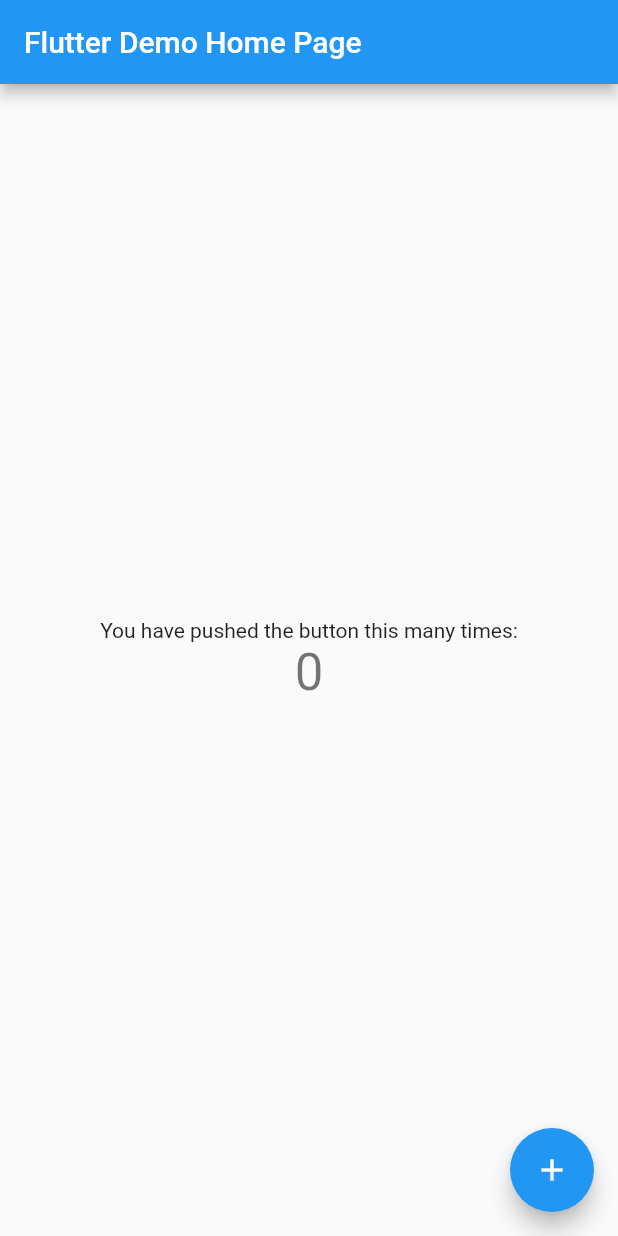
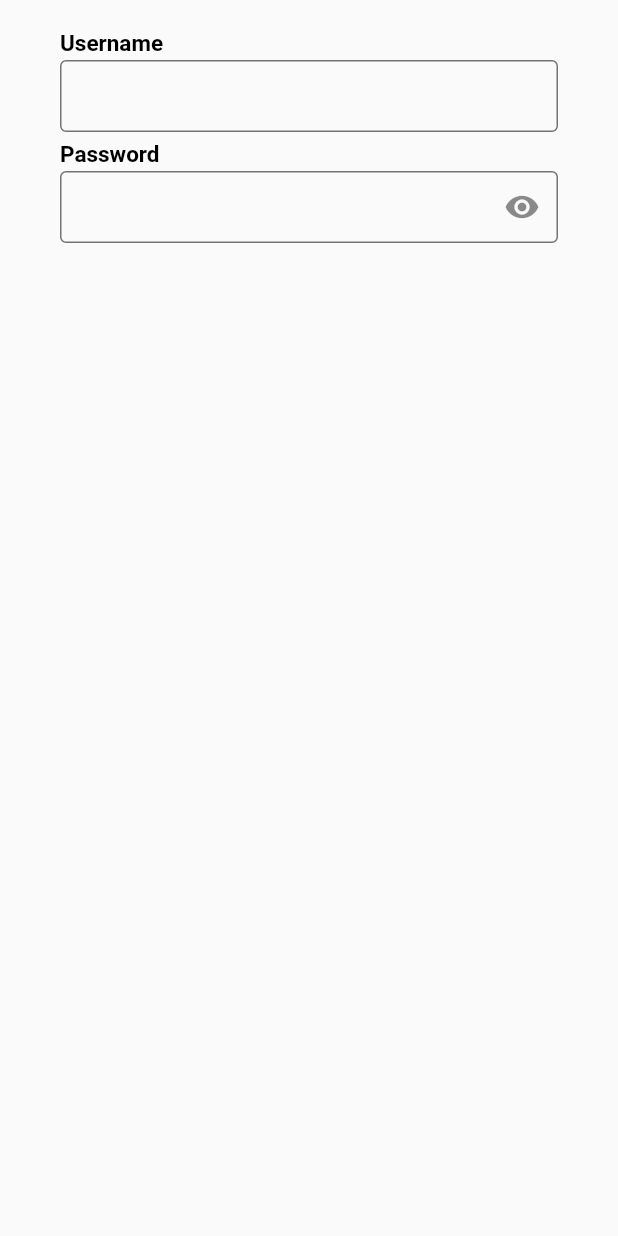
Before and after one commit to subinninan321/r456, a Flutter app: the screen it shows after launch, on a phone screen of 412 x 824 dp. Run offline on Flutter 3.47's test engine with Material 2 defaults, Android fonts, the phone set to English and light mode, and no system bars; our stand-ins replace firebase_core; accounts and stored records are empty.

Commit message:
1st upd (every pages are disconnected)

```diff
--- /dev/null
+++ b/lib/DriverLogin.dart
@@ -0,0 +1,85 @@
+import 'package:flutter/material.dart';
+import 'package:r456/appFunctions.dart';
+
+class DriverLogin extends StatefulWidget {
+  const DriverLogin({Key? key}) : super(key: key);
+
+  @override
+  State<DriverLogin> createState() => _DriverLoginState();
+}
+
+class _DriverLoginState extends State<DriverLogin> {
+  bool obs =true;
+  _toggleVisibility() {
+    setState((){obs = ! obs;});
+  }
+
+  @override
+  Widget build(BuildContext context) {
+    return Scaffold(
+      body: SafeArea(
+        child: Container(
+          alignment: Alignment.center,
+          padding: const EdgeInsets.symmetric(horizontal: 40, vertical: 20),
+          width: double.infinity,
+          // height: 400,
+
+            child: Column(
+              children: <Widget>[
+                appFunctions().inputField(label: "Username"),
+                inputFieldPassword(label: "Password"),
+              ],
+            ),
+
+        ),
+      ),
+    );
+  }
+
+
+Widget inputFieldPassword({label}) {
+  return Column(
+    crossAxisAlignment: CrossAxisAlignment.start,
+    children: <Widget>[
+      Text(
+        label,
+        style: const TextStyle(
+          fontSize: 15,
+          fontWeight: FontWeight.bold,
+          color: Colors.black,
+        ),
+      ),
+      const SizedBox(
+        height: 2,
+      ),
+      TextField(
+        obscureText: obs,
+        decoration:  InputDecoration(
+          contentPadding: const EdgeInsets.symmetric(vertical: 0, horizontal: 10),
+          enabledBorder: const OutlineInputBorder(
+            borderSide: BorderSide(
+              color: Colors.black54,
+            ),
+          ),
+          border: const OutlineInputBorder(
+            borderSide: BorderSide(
+              color: Colors.black54,
+            ),
+          ),
+          suffixIcon:GestureDetector(
+            onTap: ()=>_toggleVisibility(),
+            child: Icon(
+              obs?Icons.visibility:Icons.visibility_off,
+            ),
+
+          ),
+        ),
+      ),
+
+      const SizedBox(
+        height: 6,
+      )
+    ],
+  );
+}
+}
--- /dev/null
+++ b/lib/appFunctions.dart
@@ -0,0 +1,56 @@
+import 'package:flutter/material.dart';
+
+class appFunctions {
+  void main() {
+    print(calculateFare(4));
+  }
+
+  calculateFare(distance) {
+    if (distance > 3) {
+      return 30 + ((distance - 3) * 8);
+    } else {
+      return 30;
+    }
+  }
+
+  Widget inputField({
+    label,
+    obs = false,
+  }) {
+    return Column(
+      crossAxisAlignment: CrossAxisAlignment.start,
+      children: <Widget>[
+        Text(
+          label,
+          style: const TextStyle(
+            fontSize: 15,
+            fontWeight: FontWeight.bold,
+            color: Colors.black,
+          ),
+        ),
+        const SizedBox(
+          height: 2,
+        ),
+        TextField(
+          obscureText: obs,
+          decoration: const InputDecoration(
+            contentPadding: EdgeInsets.symmetric(vertical: 0, horizontal: 10),
+            enabledBorder: OutlineInputBorder(
+              borderSide: BorderSide(
+                color: Colors.black54,
+              ),
+            ),
+            border: OutlineInputBorder(
+              borderSide: BorderSide(
+                color: Colors.black54,
+              ),
+            ),
+          ),
+        ),
+        const SizedBox(
+          height: 6,
+        )
+      ],
+    );
+  }
+}
--- a/lib/main.dart
+++ b/lib/main.dart
@@ -1,4 +1,7 @@
 import 'package:flutter/material.dart';
+//import 'package:r456/DriverRegCon.dart';
+//import 'package:r456/RegCon.dart';
+import 'DriverLogin.dart';
 
 void main() {
   runApp(const MyApp());
@@ -7,109 +10,16 @@ void main() {
 class MyApp extends StatelessWidget {
   const MyApp({Key? key}) : super(key: key);
 
-  // This widget is the root of your application.
   @override
   Widget build(BuildContext context) {
     return MaterialApp(
-      title: 'Flutter Demo',
+      title: 'L-Taxi Driver App',
+      debugShowCheckedModeBanner: false,
       theme: ThemeData(
-        // This is the theme of your application.
-        //
-        // Try running your application with "flutter run". You'll see the
-        // application has a blue toolbar. Then, without quitting the app, try
-        // changing the primarySwatch below to Colors.green and then invoke
-        // "hot reload" (press "r" in the console where you ran "flutter run",
-        // or simply save your changes to "hot reload" in a Flutter IDE).
-        // Notice that the counter didn't reset back to zero; the application
-        // is not restarted.
+
         primarySwatch: Colors.blue,
       ),
-      home: const MyHomePage(title: 'Flutter Demo Home Page'),
+      home: const DriverLogin(),
     );
   }
 }
-
-class MyHomePage extends StatefulWidget {
-  const MyHomePage({Key? key, required this.title}) : super(key: key);
-
-  // This widget is the home page of your application. It is stateful, meaning
-  // that it has a State object (defined below) that contains fields that affect
-  // how it looks.
-
-  // This class is the configuration for the state. It holds the values (in this
-  // case the title) provided by the parent (in this case the App widget) and
-  // used by the build method of the State. Fields in a Widget subclass are
-  // always marked "final".
-
-  final String title;
-
-  @override
-  State<MyHomePage> createState() => _MyHomePageState();
-}
-
-class _MyHomePageState extends State<MyHomePage> {
-  int _counter = 0;
-
-  void _incrementCounter() {
-    setState(() {
-      // This call to setState tells the Flutter framework that something has
-      // changed in this State, which causes it to rerun the build method below
-      // so that the display can reflect the updated values. If we changed
-      // _counter without calling setState(), then the build method would not be
-      // called again, and so nothing would appear to happen.
-      _counter=_counter+20;
-    });
-  }
-
-  @override
-  Widget build(BuildContext context) {
-    // This method is rerun every time setState is called, for instance as done
-    // by the _incrementCounter method above.
-    //
-    // The Flutter framework has been optimized to make rerunning build methods
-    // fast, so that you can just rebuild anything that needs updating rather
-    // than having to individually change instances of widgets.
-    return Scaffold(
-      appBar: AppBar(
-        // Here we take the value from the MyHomePage object that was created by
-        // the App.build method, and use it to set our appbar title.
-        title: Text(widget.title),
-      ),
-      body: Center(
-        // Center is a layout widget. It takes a single child and positions it
-        // in the middle of the parent.
-        child: Column(
-          // Column is also a layout widget. It takes a list of children and
-          // arranges them vertically. By default, it sizes itself to fit its
-          // children horizontally, and tries to be as tall as its parent.
-          //
-          // Invoke "debug painting" (press "p" in the console, choose the
-          // "Toggle Debug Paint" action from the Flutter Inspector in Android
-          // Studio, or the "Toggle Debug Paint" command in Visual Studio Code)
-          // to see the wireframe for each widget.
-          //
-          // Column has various properties to control how it sizes itself and
-          // how it positions its children. Here we use mainAxisAlignment to
-          // center the children vertically; the main axis here is the vertical
-          // axis because Columns are vertical (the cross axis would be
-          // horizontal).
-          mainAxisAlignment: MainAxisAlignment.center,
-          children: <Widget>[
-            const Text(
-              'You have pushed the button this many times:',
-            ),
-            Text(
-              '$_counter',
-              style: Theme.of(context).textTheme.headline4,
-            ),
-          ],
-        ),
-      ),
-      floatingActionButton: FloatingActionButton(
-        onPressed: _incrementCounter,
-        tooltip: 'Increment',
-        child: const Icon(Icons.add),
-      ), // This trailing comma makes auto-formatting nicer for build methods.
-    );
-  }
-}
```
Also changed, not shown: lib/DriverRegCon.dart (added, +158 -0 lines), lib/RegCon.dart (added, +159 -0 lines), pubspec.yaml (+5 -3 lines), assets/img1.jpg (added), lib/firebase_options.dart (added), pubspec.lock, 1 other file.
